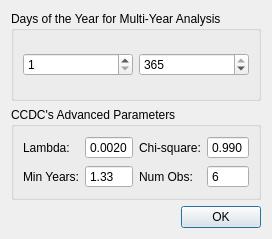
Old version of the form ui/advanced_settings.ui in the repository SMByC/CCD-Plugin.
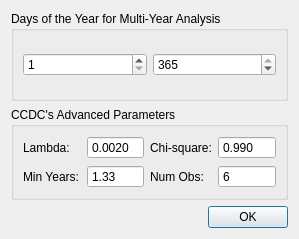
New version of the form.

```diff
--- a/ui/advanced_settings.ui
+++ b/ui/advanced_settings.ui
@@ -6,7 +6,7 @@
    <rect>
     <x>0</x>
     <y>0</y>
-    <width>272</width>
+    <width>299</width>
     <height>239</height>
    </rect>
   </property>
```
Left out of the diff: 12 changed lines with no effect on the pictures.
